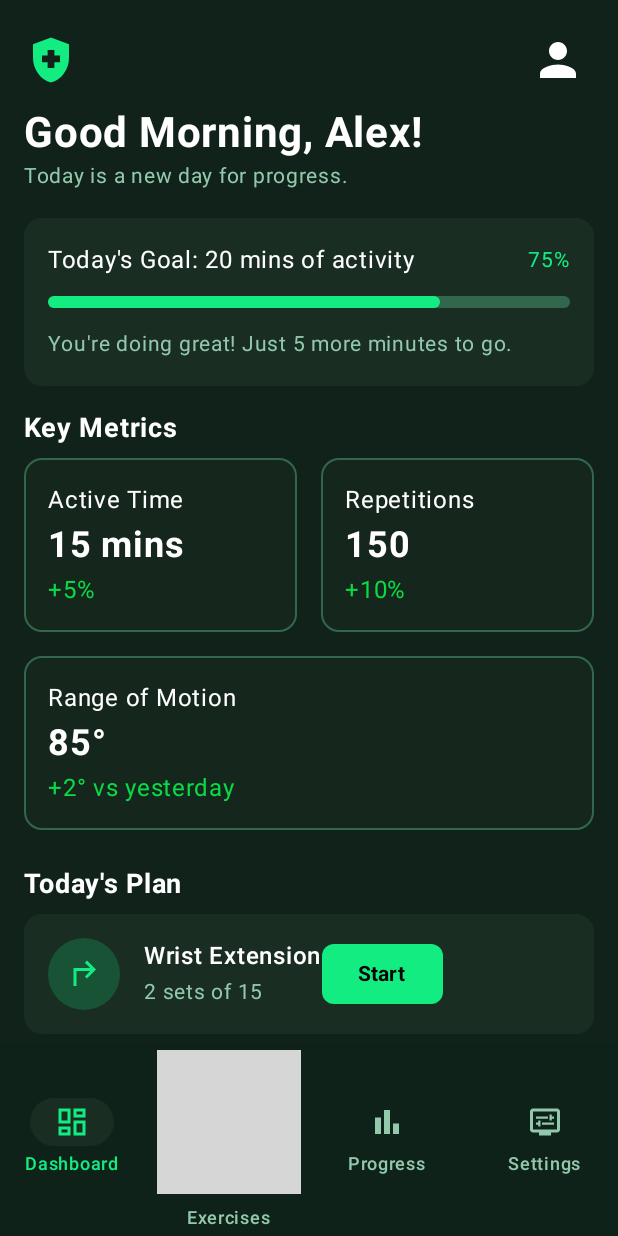
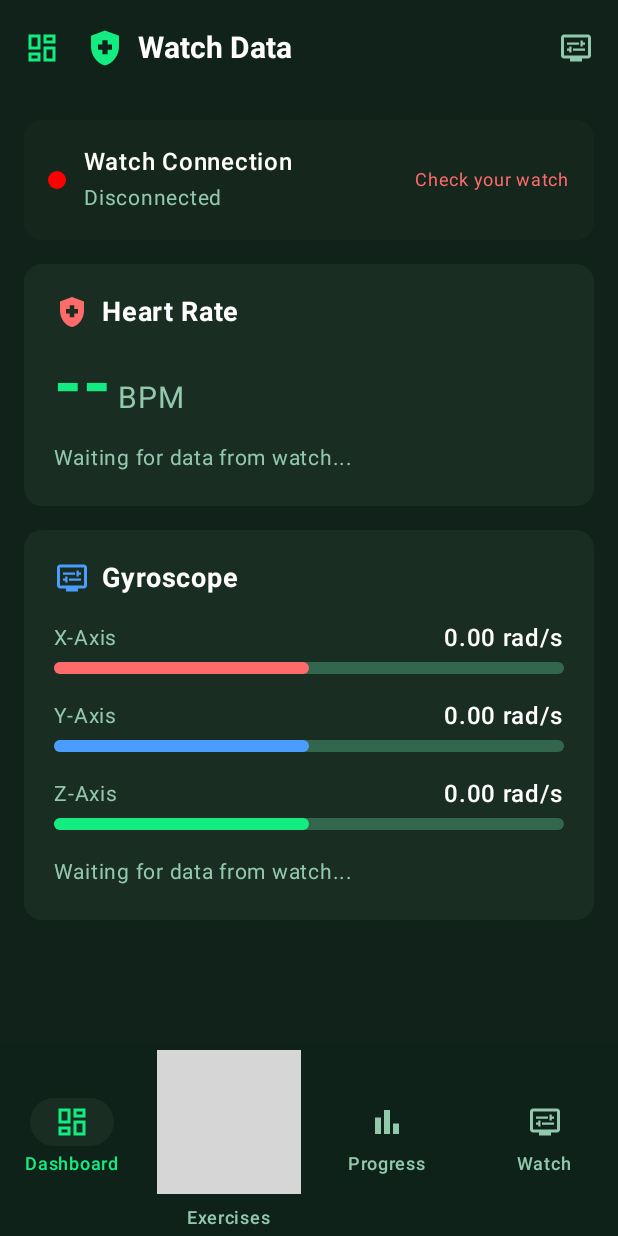
Before and after one commit to MirceaOvidiu/Axon, an Android app built with Jetpack Compose: the screen it shows after launch (MainActivity), item 4 of the bottom bar chosen, on a phone screen of 412 x 824 dp. Run offline under Robolectric (Android 15) with nearby library versions, the light colour scheme and no system bars; libraries missing offline, so code that uses them is left out: com.google.android.gms; Roboto replaces fonts that are not available here; 2 statements that could not run were skipped; grey boxes are pictures that could not be loaded.

Commit message:
watch data reading issue in mobile app

```diff
--- a/mobile/build.gradle.kts
+++ b/mobile/build.gradle.kts
@@ -53,6 +53,8 @@ dependencies {
     implementation("androidx.compose.ui:ui-tooling-preview")
     implementation("androidx.compose.material3:material3")
     implementation("androidx.activity:activity-compose:1.8.2")
+    implementation("androidx.lifecycle:lifecycle-viewmodel-compose:2.7.0")
+    implementation("org.jetbrains.kotlinx:kotlinx-coroutines-play-services:1.7.3")
 
     implementation(libs.play.services.wearable)
     implementation(libs.androidx.tiles.material)
--- a/mobile/src/main/java/com/axon/MainActivity.kt
+++ b/mobile/src/main/java/com/axon/MainActivity.kt
@@ -3,15 +3,34 @@ package com.axon
 import android.os.Bundle
 import androidx.activity.ComponentActivity
 import androidx.activity.compose.setContent
+import androidx.activity.viewModels
+import androidx.compose.runtime.getValue
+import androidx.compose.runtime.mutableStateOf
+import androidx.compose.runtime.remember
+import androidx.compose.runtime.setValue
 import com.axon.presentation.RecoveryDashboardScreen
+import com.axon.presentation.SensorDataViewModel
+import com.axon.presentation.WatchDataScreen
 import com.axon.presentation.theme.AxonTheme
 
 class MainActivity : ComponentActivity() {
+    private val sensorDataViewModel: SensorDataViewModel by viewModels()
+
     override fun onCreate(savedInstanceState: Bundle?) {
         super.onCreate(savedInstanceState)
         setContent {
             AxonTheme {
-                RecoveryDashboardScreen()
+                var currentScreen by remember { mutableStateOf("dashboard") }
+
+                when (currentScreen) {
+                    "dashboard" -> RecoveryDashboardScreen(
+                        onNavigateToWatchData = { currentScreen = "watch" }
+                    )
+                    "watch" -> WatchDataScreen(
+                        viewModel = sensorDataViewModel,
+                        onNavigateBack = { currentScreen = "dashboard" }
+                    )
+                }
             }
         }
     }
--- /dev/null
+++ b/mobile/src/main/java/com/axon/data/WearableDataService.kt
@@ -0,0 +1,63 @@
+package com.axon.data
+
+import android.content.Context
+import android.util.Log
+import com.google.android.gms.wearable.Wearable
+import kotlinx.coroutines.flow.MutableStateFlow
+import kotlinx.coroutines.flow.StateFlow
+import kotlinx.coroutines.flow.asStateFlow
+
+class WearableDataService(private val context: Context) {
+    private val nodeClient = Wearable.getNodeClient(context)
+
+    private val _heartRateBpm = MutableStateFlow(0.0)
+    val heartRateBpm: StateFlow<Double> = _heartRateBpm.asStateFlow()
+
+    private val _gyroscopeX = MutableStateFlow(0f)
+    val gyroscopeX: StateFlow<Float> = _gyroscopeX.asStateFlow()
+
+    private val _gyroscopeY = MutableStateFlow(0f)
+    val gyroscopeY: StateFlow<Float> = _gyroscopeY.asStateFlow()
+
+    private val _gyroscopeZ = MutableStateFlow(0f)
+    val gyroscopeZ: StateFlow<Float> = _gyroscopeZ.asStateFlow()
+
+    private val _isConnected = MutableStateFlow(false)
+    val isConnected: StateFlow<Boolean> = _isConnected.asStateFlow()
+
+    companion object {
+        private const val TAG = "WearableDataService"
+    }
+
+    fun startListening() {
+        // Set up callback for DataLayerListenerService
+        DataLayerListenerService.setDataCallback { heartRate, gyroX, gyroY, gyroZ ->
+            _heartRateBpm.value = heartRate
+            _gyroscopeX.value = gyroX
+            _gyroscopeY.value = gyroY
+            _gyroscopeZ.value = gyroZ
+            Log.d(TAG, "Updated data: HR=$heartRate, Gyro=($gyroX, $gyroY, $gyroZ)")
+        }
+        checkConnection()
+        Log.d(TAG, "Started listening for wearable data")
+    }
+
+    fun stopListening() {
+        DataLayerListenerService.removeDataCallback()
+        Log.d(TAG, "Stopped listening for wearable data")
+    }
+
+    private fun checkConnection() {
+        nodeClient.connectedNodes.addOnSuccessListener { nodes ->
+            _isConnected.value = nodes.isNotEmpty()
+            Log.d(TAG, "Connected nodes: ${nodes.size}")
+        }.addOnFailureListener { exception ->
+            Log.e(TAG, "Failed to check connection", exception)
+            _isConnected.value = false
+        }
+    }
+
+    suspend fun requestDataSync() {
+        checkConnection()
+    }
+}
--- a/mobile/src/main/java/com/axon/presentation/RecoveryDashboard.kt
+++ b/mobile/src/main/java/com/axon/presentation/RecoveryDashboard.kt
@@ -50,12 +50,12 @@ val textMutedDark = Color(0xFF92C9AD)
 val progressTrackColor = Color(0xFF32674d)
 
 @Composable
-fun RecoveryDashboardScreen() {
+fun RecoveryDashboardScreen(onNavigateToWatchData: () -> Unit = {}) {
     AxonTheme(darkTheme = true) {
         Scaffold(
             modifier = Modifier.fillMaxSize(),
             containerColor = backgroundDark,
-            bottomBar = { BottomNavigationBar() }
+            bottomBar = { BottomNavigationBar(onNavigateToWatchData = onNavigateToWatchData) }
         ) { innerPadding ->
             Column(
                 modifier = Modifier
@@ -329,7 +329,7 @@ fun RowScope.Bar(day: String, progress: Float, isCurrentDay: Boolean) {
 }
 
 @Composable
-fun BottomNavigationBar() {
+fun BottomNavigationBar(onNavigateToWatchData: () -> Unit = {}) {
     NavigationBar(
         containerColor = backgroundDark.copy(alpha = 0.8f),
         tonalElevation = 0.dp,
@@ -375,9 +375,9 @@ fun BottomNavigationBar() {
         )
         NavigationBarItem(
             selected = false,
-            onClick = { /* TODO */ },
-            icon = { Icon(painterResource(R.drawable.outline_display_settings_24), contentDescription = "Settings") },
-            label = { Text("Settings") },
+            onClick = onNavigateToWatchData,
+            icon = { Icon(painterResource(R.drawable.outline_display_settings_24), contentDescription = "Watch Data") },
+            label = { Text("Watch") },
             colors = NavigationBarItemDefaults.colors(
                 selectedIconColor = primaryColor,
                 selectedTextColor = primaryColor,
--- /dev/null
+++ b/mobile/src/main/java/com/axon/presentation/SensorDataViewModel.kt
@@ -0,0 +1,36 @@
+package com.axon.presentation
+
+import android.app.Application
+import androidx.lifecycle.AndroidViewModel
+import androidx.lifecycle.viewModelScope
+import com.axon.data.WearableDataService
+import kotlinx.coroutines.flow.StateFlow
+import kotlinx.coroutines.launch
+
+class SensorDataViewModel(application: Application) : AndroidViewModel(application) {
+    private val wearableDataService = WearableDataService(application)
+
+    val heartRateBpm: StateFlow<Double> = wearableDataService.heartRateBpm
+    val gyroscopeX: StateFlow<Float> = wearableDataService.gyroscopeX
+    val gyroscopeY: StateFlow<Float> = wearableDataService.gyroscopeY
+    val gyroscopeZ: StateFlow<Float> = wearableDataService.gyroscopeZ
+    val isConnected: StateFlow<Boolean> = wearableDataService.isConnected
+
+    init {
+        wearableDataService.startListening()
+        viewModelScope.launch {
+            wearableDataService.requestDataSync()
+        }
+    }
+
+    fun refreshConnection() {
+        viewModelScope.launch {
+            wearableDataService.requestDataSync()
+        }
+    }
+
+    override fun onCleared() {
+        super.onCleared()
+        wearableDataService.stopListening()
+    }
+}
--- /dev/null
+++ b/mobile/src/main/java/com/axon/presentation/WatchDataScreen.kt
@@ -0,0 +1,323 @@
+package com.axon.presentation
+
+import androidx.compose.foundation.background
+import androidx.compose.foundation.layout.*
+import androidx.compose.foundation.rememberScrollState
+import androidx.compose.foundation.shape.CircleShape
+import androidx.compose.foundation.shape.RoundedCornerShape
+import androidx.compose.foundation.verticalScroll
+import androidx.compose.material3.*
+import androidx.compose.runtime.Composable
+import androidx.compose.runtime.collectAsState
+import androidx.compose.runtime.getValue
+import androidx.compose.ui.Alignment
+import androidx.compose.ui.Modifier
+import androidx.compose.ui.draw.clip
+import androidx.compose.ui.graphics.Color
+import androidx.compose.ui.res.painterResource
+import androidx.compose.ui.text.font.FontWeight
+import androidx.compose.ui.tooling.preview.Preview
+import androidx.compose.ui.unit.dp
+import androidx.compose.ui.unit.sp
+import com.axon.R
+import com.axon.presentation.theme.AxonTheme
+
+@Composable
+fun WatchDataScreen(
+    viewModel: SensorDataViewModel,
+    onNavigateBack: () -> Unit = {}
+) {
+    val heartRateBpm by viewModel.heartRateBpm.collectAsState()
+    val gyroscopeX by viewModel.gyroscopeX.collectAsState()
+    val gyroscopeY by viewModel.gyroscopeY.collectAsState()
+    val gyroscopeZ by viewModel.gyroscopeZ.collectAsState()
+    val isConnected by viewModel.isConnected.collectAsState()
+
+    AxonTheme(darkTheme = true) {
+        Scaffold(
+            modifier = Modifier.fillMaxSize(),
+            containerColor = backgroundDark,
+            topBar = {
+                WatchDataTopBar(
+                    isConnected = isConnected,
+                    onRefresh = { viewModel.refreshConnection() },
+                    onNavigateBack = onNavigateBack
+                )
+            },
+            bottomBar = { BottomNavigationBar(onNavigateToWatchData = onNavigateBack) }
+        ) { innerPadding ->
+            Column(
+                modifier = Modifier
+                    .fillMaxSize()
+                    .padding(innerPadding)
+                    .verticalScroll(rememberScrollState())
+                    .padding(16.dp),
+                verticalArrangement = Arrangement.spacedBy(16.dp)
+            ) {
+                ConnectionStatusCard(isConnected = isConnected)
+
+                HeartRateCard(heartRateBpm = heartRateBpm)
+
+                GyroscopeCard(
+                    gyroscopeX = gyroscopeX,
+                    gyroscopeY = gyroscopeY,
+                    gyroscopeZ = gyroscopeZ
+                )
+
+                Spacer(modifier = Modifier.height(16.dp))
+            }
+        }
+    }
+}
+
+@OptIn(ExperimentalMaterial3Api::class)
+@Composable
+fun WatchDataTopBar(isConnected: Boolean, onRefresh: () -> Unit, onNavigateBack: () -> Unit) {
+    TopAppBar(
+        title = {
+            Row(
+                verticalAlignment = Alignment.CenterVertically,
+                horizontalArrangement = Arrangement.spacedBy(8.dp)
+            ) {
+                Icon(
+                    painter = painterResource(id = R.drawable.baseline_health_and_safety_24),
+                    contentDescription = "Watch Data",
+                    tint = primaryColor,
+                    modifier = Modifier.size(28.dp)
+                )
+                Text(
+                    text = "Watch Data",
+                    color = Color.White,
+                    fontSize = 20.sp,
+                    fontWeight = FontWeight.Bold
+                )
+            }
+        },
+        navigationIcon = {
+            IconButton(onClick = onNavigateBack) {
+                Icon(
+                    painter = painterResource(id = R.drawable.outline_dashboard_24),
+                    contentDescription = "Back",
+                    tint = primaryColor
+                )
+            }
+        },
+        actions = {
+            IconButton(onClick = onRefresh) {
+                Icon(
+                    painter = painterResource(id = R.drawable.outline_display_settings_24),
+                    contentDescription = "Refresh",
+                    tint = if (isConnected) primaryColor else textMutedDark
+                )
+            }
+        },
+        colors = TopAppBarDefaults.topAppBarColors(
+            containerColor = backgroundDark
+        )
+    )
+}
+
+@Composable
+fun ConnectionStatusCard(isConnected: Boolean) {
+    Card(
+        modifier = Modifier.fillMaxWidth(),
+        shape = RoundedCornerShape(12.dp),
+        colors = CardDefaults.cardColors(
+            containerColor = if (isConnected) cardDark else cardDark.copy(alpha = 0.5f)
+        )
+    ) {
+        Row(
+            modifier = Modifier
+                .fillMaxWidth()
+                .padding(16.dp),
+            horizontalArrangement = Arrangement.SpaceBetween,
+            verticalAlignment = Alignment.CenterVertically
+        ) {
+            Row(
+                horizontalArrangement = Arrangement.spacedBy(12.dp),
+                verticalAlignment = Alignment.CenterVertically
+            ) {
+                Box(
+                    modifier = Modifier
+                        .size(12.dp)
+                        .clip(CircleShape)
+                        .background(if (isConnected) primaryColor else Color.Red)
+                )
+                Column {
+                    Text(
+                        text = "Watch Connection",
+                        color = Color.White,
+                        fontSize = 16.sp,
+                        fontWeight = FontWeight.SemiBold
+                    )
+                    Text(
+                        text = if (isConnected) "Connected" else "Disconnected",
+                        color = textMutedDark,
+                        fontSize = 14.sp
+                    )
+                }
+            }
+            if (!isConnected) {
+                Text(
+                    text = "Check your watch",
+                    color = Color(0xFFFF6B6B),
+                    fontSize = 12.sp
+                )
+            }
+        }
+    }
+}
+
+@Composable
+fun HeartRateCard(heartRateBpm: Double) {
+    Card(
+        modifier = Modifier.fillMaxWidth(),
+        shape = RoundedCornerShape(12.dp),
+        colors = CardDefaults.cardColors(containerColor = cardDark)
+    ) {
+        Column(
+            modifier = Modifier.padding(20.dp),
+            verticalArrangement = Arrangement.spacedBy(8.dp)
+        ) {
+            Row(
+                verticalAlignment = Alignment.CenterVertically,
+                horizontalArrangement = Arrangement.spacedBy(8.dp)
+            ) {
+                Icon(
+                    painter = painterResource(id = R.drawable.baseline_health_and_safety_24),
+                    contentDescription = "Heart Rate",
+                    tint = Color(0xFFFF6B6B),
+                    modifier = Modifier.size(24.dp)
+                )
+                Text(
+                    text = "Heart Rate",
+                    color = Color.White,
+                    fontSize = 18.sp,
+                    fontWeight = FontWeight.Bold
+                )
+            }
+
+            Row(
+                verticalAlignment = Alignment.Bottom,
+                horizontalArrangement = Arrangement.spacedBy(4.dp)
+            ) {
+                Text(
+                    text = if (heartRateBpm > 0) "%.1f".format(heartRateBpm) else "--",
+                    color = primaryColor,
+                    fontSize = 48.sp,
+                    fontWeight = FontWeight.Bold
+                )
+                Text(
+                    text = "BPM",
+                    color = textMutedDark,
+                    fontSize = 20.sp,
+                    modifier = Modifier.padding(bottom = 8.dp)
+                )
+            }
+
+            if (heartRateBpm == 0.0) {
+                Text(
+                    text = "Waiting for data from watch...",
+                    color = textMutedDark,
+                    fontSize = 14.sp
+                )
+            }
+        }
+    }
+}
+
+@Composable
+fun GyroscopeCard(gyroscopeX: Float, gyroscopeY: Float, gyroscopeZ: Float) {
+    Card(
+        modifier = Modifier.fillMaxWidth(),
+        shape = RoundedCornerShape(12.dp),
+        colors = CardDefaults.cardColors(containerColor = cardDark)
+    ) {
+        Column(
+            modifier = Modifier.padding(20.dp),
+            verticalArrangement = Arrangement.spacedBy(16.dp)
+        ) {
+            Row(
+                verticalAlignment = Alignment.CenterVertically,
+                horizontalArrangement = Arrangement.spacedBy(8.dp)
+            ) {
+                Icon(
+                    painter = painterResource(id = R.drawable.outline_display_settings_24),
+                    contentDescription = "Gyroscope",
+                    tint = Color(0xFF4A9DFF),
+                    modifier = Modifier.size(24.dp)
+                )
+                Text(
+                    text = "Gyroscope",
+                    color = Color.White,
+                    fontSize = 18.sp,
+                    fontWeight = FontWeight.Bold
+                )
+            }
+
+            GyroscopeAxis(
+                label = "X-Axis",
+                value = gyroscopeX,
+                color = Color(0xFFFF6B6B)
+            )
+
+            GyroscopeAxis(
+                label = "Y-Axis",
+                value = gyroscopeY,
+                color = Color(0xFF4A9DFF)
+            )
+
+            GyroscopeAxis(
+                label = "Z-Axis",
+                value = gyroscopeZ,
+                color = primaryColor
+            )
+
+            if (gyroscopeX == 0f && gyroscopeY == 0f && gyroscopeZ == 0f) {
+                Text(
+                    text = "Waiting for data from watch...",
+                    color = textMutedDark,
+                    fontSize = 14.sp
+                )
+            }
+        }
+    }
+}
+
+@Composable
+fun GyroscopeAxis(label: String, value: Float, color: Color) {
+    Column(verticalArrangement = Arrangement.spacedBy(4.dp)) {
+        Row(
+            modifier = Modifier.fillMaxWidth(),
+            horizontalArrangement = Arrangement.SpaceBetween,
+            verticalAlignment = Alignment.CenterVertically
+        ) {
+            Text(
+                text = label,
+                color = textMutedDark,
+                fontSize = 14.sp
+            )
+            Text(
+                text = "%.2f rad/s".format(value),
+                color = Color.White,
+                fontSize = 16.sp,
+                fontWeight = FontWeight.SemiBold
+            )
+        }
+
+        Box(
+            modifier = Modifier
+                .fillMaxWidth()
+                .height(8.dp)
+                .background(progressTrackColor, shape = RoundedCornerShape(4.dp))
+        ) {
+            val progress = (value.coerceIn(-5f, 5f) + 5f) / 10f
+            Box(
+                modifier = Modifier
+                    .fillMaxWidth(progress)
+                    .height(8.dp)
+                    .background(color, shape = RoundedCornerShape(4.dp))
+            )
+        }
+    }
+}
--- a/wear/build.gradle.kts
+++ b/wear/build.gradle.kts
@@ -44,6 +44,7 @@ android {
 
 dependencies {
     implementation("androidx.health:health-services-client:1.1.0-alpha05")
+    implementation("org.jetbrains.kotlinx:kotlinx-coroutines-play-services:1.7.3")
     implementation(libs.play.services.wearable)
     implementation(platform(libs.androidx.compose.bom))
     implementation(libs.androidx.compose.ui)
--- a/wear/src/main/java/com/axon/presentation/MainActivity.kt
+++ b/wear/src/main/java/com/axon/presentation/MainActivity.kt
@@ -2,6 +2,7 @@ package com.axon.presentation
 
 import android.Manifest
 import android.os.Bundle
+import android.view.WindowManager
 import androidx.activity.ComponentActivity
 import androidx.activity.compose.setContent
 import androidx.activity.result.contract.ActivityResultContracts
@@ -33,7 +34,7 @@ class MainActivity : ComponentActivity() {
         installSplashScreen()
         super.onCreate(savedInstanceState)
         setTheme(android.R.style.Theme_DeviceDefault)
-
+        window.addFlags(WindowManager.LayoutParams.FLAG_KEEP_SCREEN_ON)
         requestPermissionLauncher.launch(Manifest.permission.BODY_SENSORS)
 
         setContent {
```
Also changed, not shown: mobile/src/main/AndroidManifest.xml (+11 -0 lines), mobile/src/main/java/com/axon/data/DataLayerListenerService.kt (added, +50 -0 lines), wear/src/main/AndroidManifest.xml (+5 -4 lines), wear/src/main/java/com/axon/data/WearableDataSender.kt (added, +59 -0 lines), wear/src/main/java/com/axon/presentation/MainViewModel.kt (+32 -0 lines).
